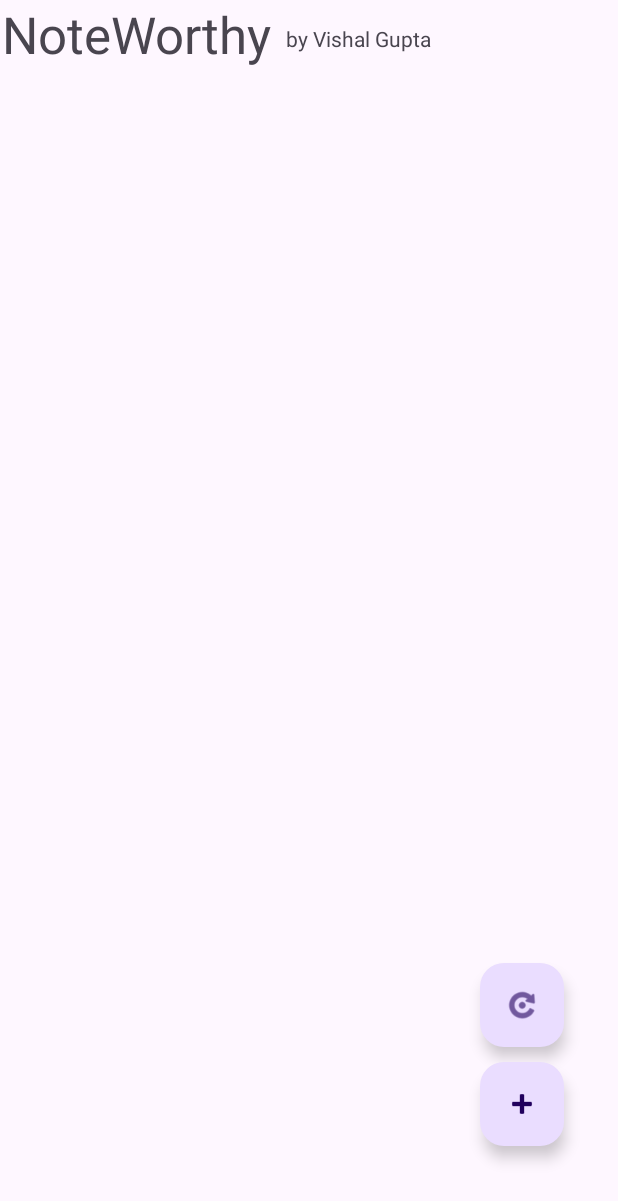
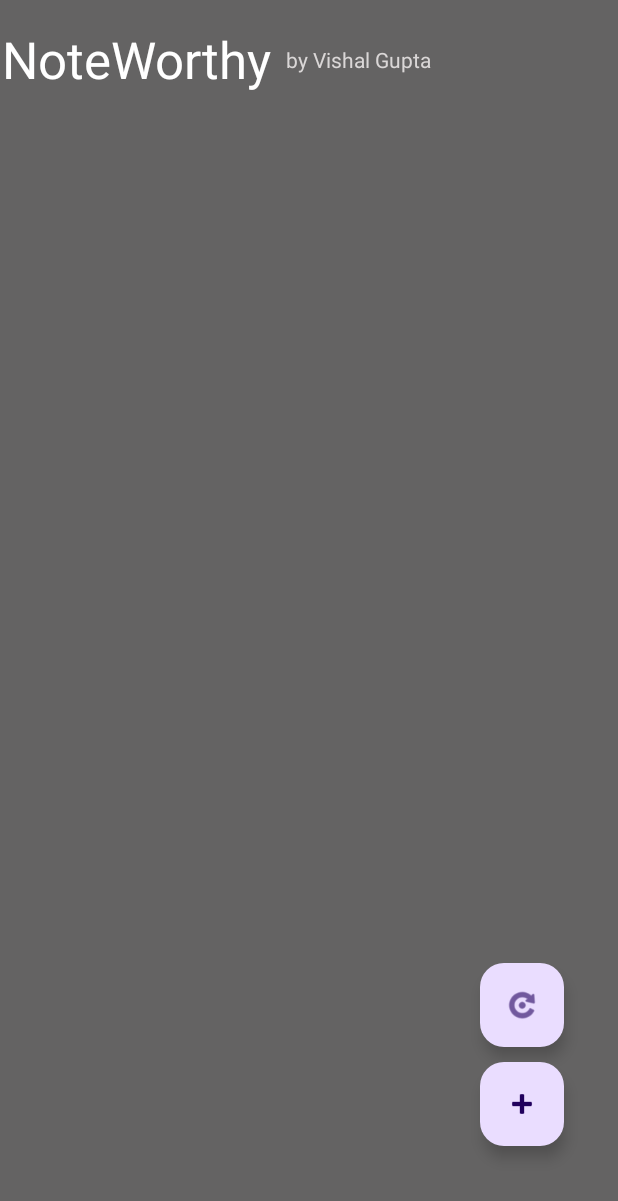
Before and after one commit to VishalG2001/NoteWorthyApp, an Android app: the screen it shows after launch (MainActivity), on a phone screen of 412 x 824 dp. Shown: the top 1201 px of the screen. Run offline under Robolectric (Android 15) with nearby library versions, the phone set to English and light mode, and no system bars; 1 statement that could not run was skipped.

Commit message:
changed the listview appearance and app theme

```diff
--- a/app/src/main/res/layout/activity_main.xml
+++ b/app/src/main/res/layout/activity_main.xml
@@ -4,7 +4,8 @@
     xmlns:tools="http://schemas.android.com/tools"
     android:layout_width="match_parent"
     android:layout_height="match_parent"
-    tools:context=".MainActivity">
+    tools:context=".MainActivity"
+    android:background="@color/grey">
 
     <ScrollView
         android:layout_width="match_parent"
@@ -41,11 +42,13 @@
         android:id="@+id/listView"
         android:layout_width="0dp"
         android:layout_height="0dp"
-
+        android:divider="@android:color/transparent"
+        android:dividerHeight="6dp"
         android:layout_marginStart="1dp"
-        android:layout_marginTop="100dp"
+        android:layout_marginTop="80dp"
         android:layout_marginEnd="1dp"
         android:layout_marginBottom="1dp"
+        android:paddingHorizontal="10dp"
 
         app:layout_constraintBottom_toBottomOf="parent"
         app:layout_constraintEnd_toEndOf="parent"
@@ -59,8 +62,11 @@
         android:layout_width="188dp"
         android:layout_height="48dp"
         android:layout_marginStart="1dp"
+        android:layout_marginTop="15dp"
+        android:paddingTop="1dp"
         android:text="NoteWorthy"
         android:textSize="34sp"
+        android:textColor="@color/white"
         app:layout_constraintStart_toStartOf="parent"
         app:layout_constraintTop_toTopOf="parent" />
 
@@ -68,9 +74,10 @@
         android:id="@+id/vishalname"
         android:layout_width="161dp"
         android:layout_height="20dp"
-        android:layout_marginTop="16dp"
+        android:layout_marginTop="30dp"
         android:layout_marginEnd="60dp"
         android:text="by Vishal Gupta"
+        android:textColor="@color/offwhite"
         app:layout_constraintEnd_toEndOf="parent"
         app:layout_constraintTop_toTopOf="parent" />
 </androidx.constraintlayout.widget.ConstraintLayout>
--- a/app/src/main/res/layout/layy.xml
+++ b/app/src/main/res/layout/layy.xml
@@ -3,7 +3,8 @@
     android:layout_width="match_parent"
     android:layout_height="100dp"
     android:orientation="vertical"
-    android:padding="16dp">
+    android:padding="16dp"
+    android:background="@drawable/roundcorner">
 
     <com.google.android.material.floatingactionbutton.FloatingActionButton
         android:id="@+id/deletenotebutton"
--- a/app/src/main/res/values/colors.xml
+++ b/app/src/main/res/values/colors.xml
@@ -3,4 +3,6 @@
     <color name="black">#FF000000</color>
     <color name="white">#FFFFFFFF</color>
     <color name="orange">#ed5f1e</color>
+    <color name="grey">#646363</color>
+    <color name="offwhite">#DAD7D7</color>
 </resources>
```
Also changed, not shown: app/src/main/res/drawable/roundcorner.xml (added, +7 -0 lines).
